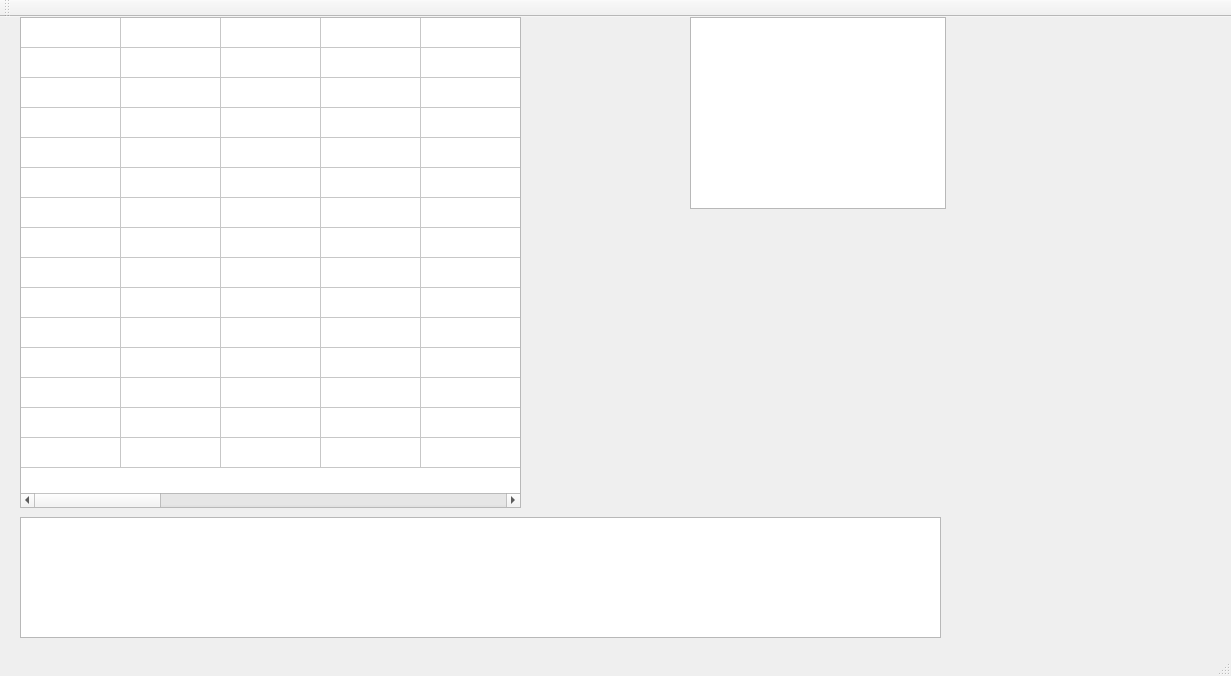
Qt form mainwindow.ui (hvdbrand/puzzle-solver) before a commit.
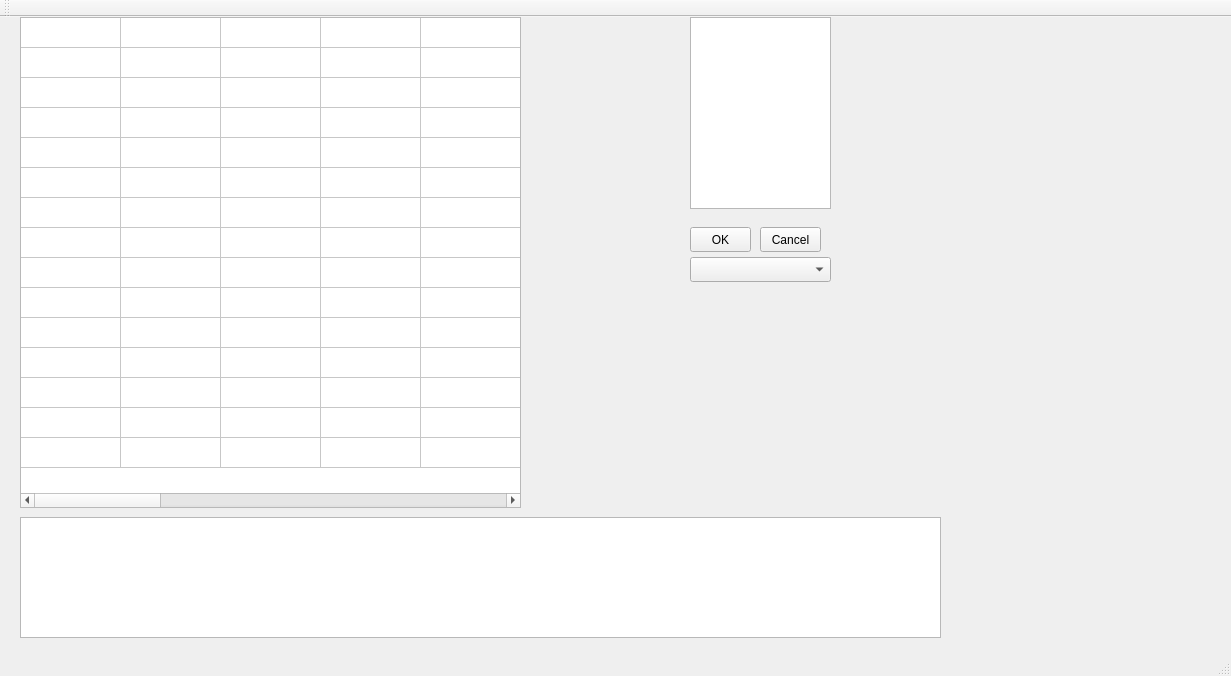
The same form after that commit.

Commit message: Implement region replace and remove, color rows in regions table, select region on click, and change region on doubleclick

What changed in the file:
```diff
--- a/mainwindow.ui
+++ b/mainwindow.ui
@@ -201,7 +201,7 @@
      <rect>
       <x>690</x>
       <y>0</y>
-      <width>256</width>
+      <width>141</width>
       <height>192</height>
      </rect>
     </property>
@@ -212,6 +212,42 @@
      <bool>false</bool>
     </attribute>
    </widget>
+   <widget class="QPushButton" name="okButton">
+    <property name="geometry">
+     <rect>
+      <x>690</x>
+      <y>210</y>
+      <width>61</width>
+      <height>25</height>
+     </rect>
+    </property>
+    <property name="text">
+     <string>OK</string>
+    </property>
+   </widget>
+   <widget class="QPushButton" name="cancelButton">
+    <property name="geometry">
+     <rect>
+      <x>760</x>
+      <y>210</y>
+      <width>61</width>
+      <height>25</height>
+     </rect>
+    </property>
+    <property name="text">
+     <string>Cancel</string>
+    </property>
+   </widget>
+   <widget class="QComboBox" name="colorCombo">
+    <property name="geometry">
+     <rect>
+      <x>690</x>
+      <y>240</y>
+      <width>141</width>
+      <height>25</height>
+     </rect>
+    </property>
+   </widget>
   </widget>
   <widget class="QMenuBar" name="menuBar">
    <property name="geometry">
```
The commit also changes 3 other files.
